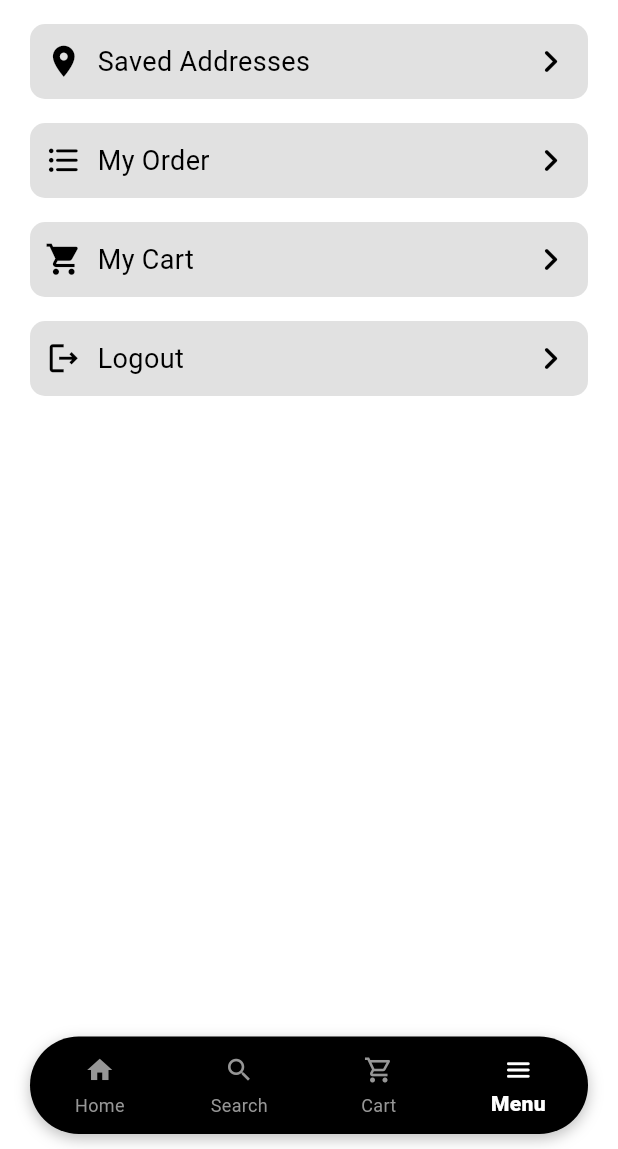
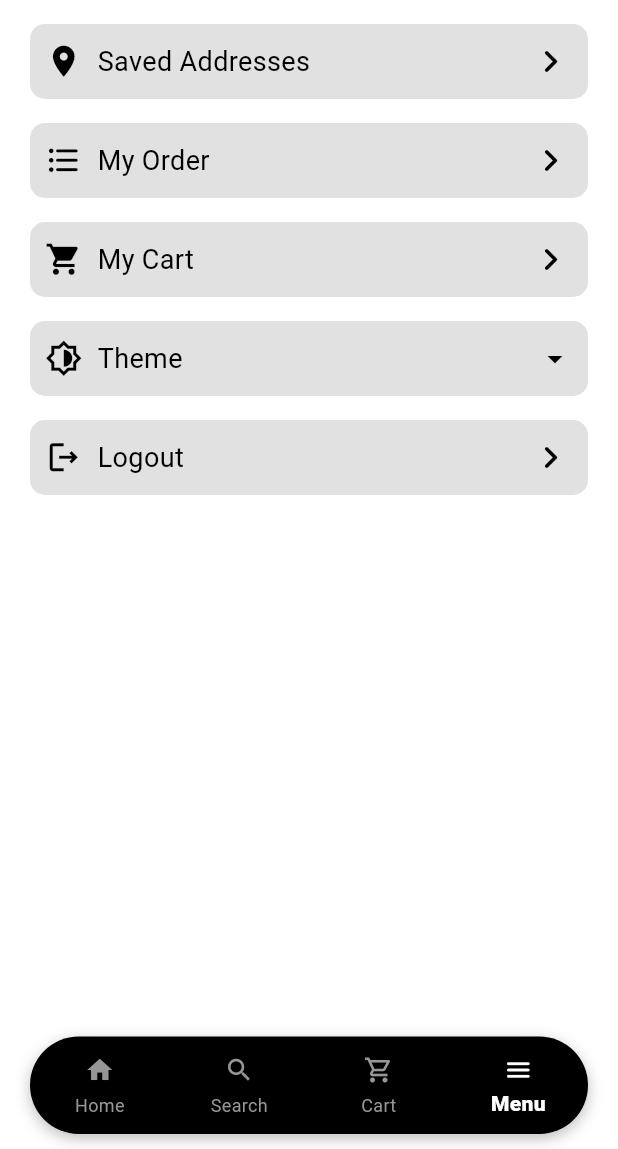
Before and after one commit to RathodJay15/Marketly, a Flutter app: the screen it shows once a user with an empty profile is signed in, item 4 of the bottom bar chosen, on a phone screen of 412 x 824 dp, the part 87-1236 px from its top. Run offline on Flutter 3.47's test engine with Material 3 defaults, Android fonts, the light colour scheme and no system bars; our stand-ins replace cached_network_image, carousel_slider, cloud_firestore, firebase_auth, firebase_core, firebase_storage and 3 more; missing offline and left inert: another_stepper; accounts and stored records are empty; generated files the repository leaves out were written again; network calls fail.

Commit message:
added theme mode dropdown in menu

```diff
--- a/lib/data/models/user_model.dart
+++ b/lib/data/models/user_model.dart
@@ -9,6 +9,7 @@ class UserModel {
   final String country;
   final String pincode;
   final String? profilePic;
+  final String themeMode;
   final String role; // 'admin' or 'user'
 
   UserModel({
@@ -23,6 +24,7 @@ class UserModel {
     required this.country,
     required this.state,
     required this.pincode,
+    required this.themeMode,
   });
 
   factory UserModel.fromFirestore(Map<String, dynamic> map, String uid) {
@@ -38,6 +40,7 @@ class UserModel {
       state: map['state'],
       profilePic: map['profilePic'],
       role: map['role'],
+      themeMode: map['themeMode'] ?? 'system',
     );
   }
 
@@ -53,6 +56,7 @@ class UserModel {
       'country': country,
       'pincode': pincode,
       'profilePic': profilePic,
+      'themeMode': themeMode,
     };
   }
 
@@ -67,6 +71,7 @@ class UserModel {
     String? pincode,
     String? profilePic,
     String? role,
+    String? themeMode,
   }) {
     return UserModel(
       uid: uid,
@@ -80,6 +85,7 @@ class UserModel {
       pincode: pincode ?? this.pincode,
       profilePic: profilePic ?? this.profilePic,
       role: role ?? this.role,
+      themeMode: themeMode ?? this.themeMode,
     );
   }
 }
--- a/lib/data/services/auth_service.dart
+++ b/lib/data/services/auth_service.dart
@@ -85,6 +85,7 @@ class AuthService {
         role: 'user',
         profilePic: profilePic,
         addresses: defaultAddress,
+        themeMode: 'system',
       );
 
       await _firestore
--- a/lib/main.dart
+++ b/lib/main.dart
@@ -31,12 +31,16 @@ class MainApp extends StatelessWidget {
         ChangeNotifierProvider(create: (_) => CartProvider()),
         ChangeNotifierProvider(create: (_) => OrderProvider()),
       ],
-      child: MaterialApp(
-        debugShowCheckedModeBanner: false,
-        themeMode: ThemeMode.system,
-        theme: MarketTheme.light,
-        darkTheme: MarketTheme.dark,
-        home: const AuthGate(),
+      child: Consumer<UserProvider>(
+        builder: (context, userProvider, _) {
+          return MaterialApp(
+            debugShowCheckedModeBanner: false,
+            themeMode: userProvider.themeMode,
+            theme: MarketTheme.light,
+            darkTheme: MarketTheme.dark,
+            home: const AuthGate(),
+          );
+        },
       ),
     );
   }
--- a/lib/presentation/auth/login_screen.dart
+++ b/lib/presentation/auth/login_screen.dart
@@ -29,6 +29,7 @@ class _loginScreenState extends State<LoginScreen> {
   }
 
   Future<void> _login() async {
+    FocusScope.of(context).unfocus();
     setState(() {
       isLoading = true;
       _errorMsg = null;
--- a/lib/presentation/auth/register_screen.dart
+++ b/lib/presentation/auth/register_screen.dart
@@ -65,6 +65,8 @@ class _registerScreenState extends State<RegisterScreen> {
   }
 
   Future<void> _register() async {
+    FocusScope.of(context).unfocus();
+
     setState(() {
       isLoading = true;
       _errorMsg = null;
--- a/lib/presentation/user/menu/menu_screen.dart
+++ b/lib/presentation/user/menu/menu_screen.dart
@@ -1,3 +1,4 @@
+import 'package:cloud_firestore/cloud_firestore.dart';
 import 'package:flutter/material.dart';
 import 'package:marketly/data/services/auth_service.dart';
 import 'package:marketly/presentation/user/menu/saved_addresses_screen.dart';
@@ -49,6 +50,7 @@ class _menuScreenState extends State<MenuScreen> {
 
   @override
   Widget build(BuildContext context) {
+    final user = context.watch<UserProvider>().user!;
     return ListView(
       scrollDirection: Axis.vertical,
       children: [
@@ -60,6 +62,21 @@ class _menuScreenState extends State<MenuScreen> {
           'My Order',
         ),
         _buildTile(goToCart, Icons.shopping_cart, 'My Cart'),
+
+        _themeTile(
+          currentTheme: user.themeMode, // 'system' | 'light' | 'dark'
+          onChanged: (theme) async {
+            await FirebaseFirestore.instance
+                .collection('users')
+                .doc(user.uid)
+                .update({'themeMode': theme});
+
+            context.read<UserProvider>().setUser(
+              user.copyWith(themeMode: theme),
+            );
+          },
+        ),
+
         _buildTile(logout, Icons.logout_outlined, 'Logout'),
       ],
     );
@@ -106,4 +123,68 @@ class _menuScreenState extends State<MenuScreen> {
       ),
     );
   }
+
+  Widget _themeTile({
+    required String currentTheme, // 'system' | 'light' | 'dark'
+    required ValueChanged<String> onChanged,
+  }) {
+    return Padding(
+      padding: const EdgeInsets.symmetric(horizontal: 20, vertical: 8),
+      child: Container(
+        padding: const EdgeInsets.symmetric(horizontal: 10),
+        height: 50,
+        decoration: BoxDecoration(
+          color: Theme.of(context).colorScheme.onSecondaryContainer,
+          borderRadius: BorderRadius.circular(10),
+        ),
+        child: Row(
+          children: [
+            Icon(
+              Icons.brightness_6_outlined,
+              color: Theme.of(context).colorScheme.onInverseSurface,
+              size: 25,
+            ),
+
+            const SizedBox(width: 10),
+
+            Text(
+              'Theme',
+              style: TextStyle(
+                color: Theme.of(context).colorScheme.onInverseSurface,
+                fontSize: 18,
+              ),
+            ),
+
+            const Spacer(),
+
+            DropdownButtonHideUnderline(
+              child: DropdownButton<String>(
+                value: currentTheme,
+                dropdownColor: Theme.of(
+                  context,
+                ).colorScheme.onSecondaryContainer,
+                icon: Icon(
+                  Icons.arrow_drop_down,
+                  color: Theme.of(context).colorScheme.onInverseSurface,
+                ),
+                items: const [
+                  DropdownMenuItem(value: 'system', child: Text('System')),
+                  DropdownMenuItem(value: 'light', child: Text('Light')),
+                  DropdownMenuItem(value: 'dark', child: Text('Dark')),
+                ],
+                onChanged: (value) {
+                  if (value == null) return;
+                  onChanged(value);
+                },
+                style: TextStyle(
+                  color: Theme.of(context).colorScheme.onInverseSurface,
+                  fontSize: 16,
+                ),
+              ),
+            ),
+          ],
+        ),
+      ),
+    );
+  }
 }
--- a/lib/providers/user_provider.dart
+++ b/lib/providers/user_provider.dart
@@ -1,9 +1,20 @@
 import 'package:flutter/foundation.dart';
+import 'package:flutter/material.dart';
 import 'package:marketly/data/models/user_model.dart';
 
 class UserProvider extends ChangeNotifier {
   UserModel? _user;
   UserModel? get user => _user;
+  ThemeMode get themeMode {
+    switch (_user?.themeMode) {
+      case 'light':
+        return ThemeMode.light;
+      case 'dark':
+        return ThemeMode.dark;
+      default:
+        return ThemeMode.system;
+    }
+  }
 
   void setUser(UserModel user) {
     _user = user;
```
